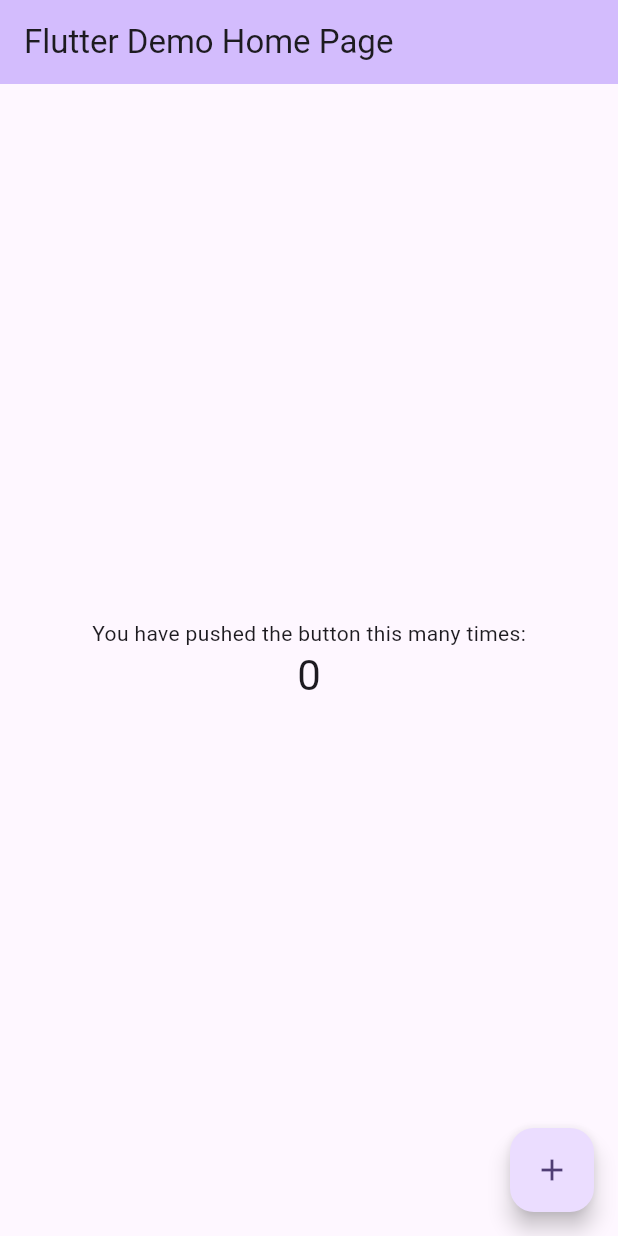
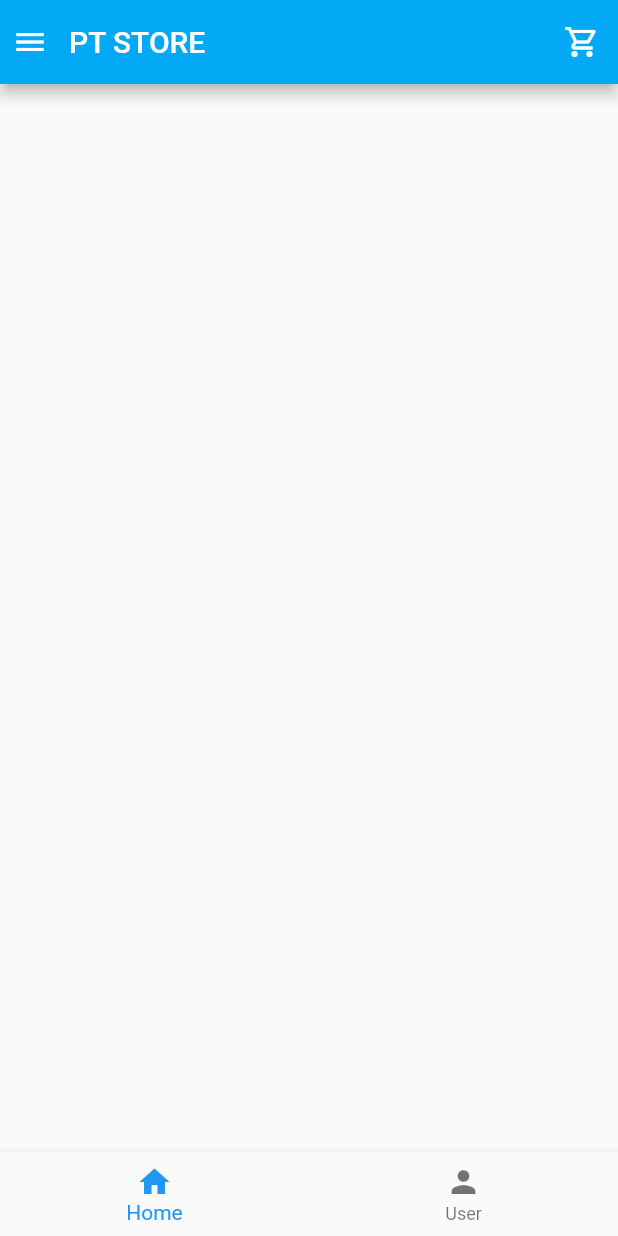
Before and after one commit to tai24112003/appptstore, a Flutter app: the screen it shows after launch, on a phone screen of 412 x 824 dp. Run offline on Flutter 3.47's test engine with Material 2 defaults, Android fonts, the phone set to English and light mode, and no system bars.

```diff
--- a/lib/main.dart
+++ b/lib/main.dart
@@ -6,48 +6,21 @@ void main() {
 
 class MyApp extends StatelessWidget {
   const MyApp({super.key});
-
-  // This widget is the root of your application.
   @override
   Widget build(BuildContext context) {
     return MaterialApp(
       title: 'Flutter Demo',
+      debugShowCheckedModeBanner: false,
       theme: ThemeData(
-        // This is the theme of your application.
-        //
-        // TRY THIS: Try running your application with "flutter run". You'll see
-        // the application has a blue toolbar. Then, without quitting the app,
-        // try changing the seedColor in the colorScheme below to Colors.green
-        // and then invoke "hot reload" (save your changes or press the "hot
-        // reload" button in a Flutter-supported IDE, or press "r" if you used
-        // the command line to start the app).
-        //
-        // Notice that the counter didn't reset back to zero; the application
-        // state is not lost during the reload. To reset the state, use hot
-        // restart instead.
-        //
-        // This works for code too, not just values: Most code changes can be
-        // tested with just a hot reload.
-        colorScheme: ColorScheme.fromSeed(seedColor: Colors.deepPurple),
-        useMaterial3: true,
+        primarySwatch: Colors.blue,
       ),
-      home: const MyHomePage(title: 'Flutter Demo Home Page'),
+      home: const MyHomePage(title: ''),
     );
   }
 }
 
 class MyHomePage extends StatefulWidget {
   const MyHomePage({super.key, required this.title});
-
-  // This widget is the home page of your application. It is stateful, meaning
-  // that it has a State object (defined below) that contains fields that affect
-  // how it looks.
-
-  // This class is the configuration for the state. It holds the values (in this
-  // case the title) provided by the parent (in this case the App widget) and
-  // used by the build method of the State. Fields in a Widget subclass are
-  // always marked "final".
-
   final String title;
 
   @override
@@ -55,71 +28,40 @@ class MyHomePage extends StatefulWidget {
 }
 
 class _MyHomePageState extends State<MyHomePage> {
-  int _counter = 0;
-
-  void _incrementCounter() {
-    setState(() {
-      // This call to setState tells the Flutter framework that something has
-      // changed in this State, which causes it to rerun the build method below
-      // so that the display can reflect the updated values. If we changed
-      // _counter without calling setState(), then the build method would not be
-      // called again, and so nothing would appear to happen.
-      _counter++;
-    });
-  }
-
   @override
   Widget build(BuildContext context) {
-    // This method is rerun every time setState is called, for instance as done
-    // by the _incrementCounter method above.
-    //
-    // The Flutter framework has been optimized to make rerunning build methods
-    // fast, so that you can just rebuild anything that needs updating rather
-    // than having to individually change instances of widgets.
     return Scaffold(
       appBar: AppBar(
-        // TRY THIS: Try changing the color here to a specific color (to
-        // Colors.amber, perhaps?) and trigger a hot reload to see the AppBar
-        // change color while the other colors stay the same.
-        backgroundColor: Theme.of(context).colorScheme.inversePrimary,
-        // Here we take the value from the MyHomePage object that was created by
-        // the App.build method, and use it to set our appbar title.
-        title: Text(widget.title),
+        title: const Text(
+          'PT STORE',
+          style: TextStyle(color: Colors.white),
+          textAlign: TextAlign.left,
+        ),
+        backgroundColor: Colors.lightBlue,
+        leadingWidth: 30,
+        leading: IconButton(
+          icon: const Icon(Icons.menu),
+          onPressed: () {},
+        ),
+        actions: [
+          IconButton(
+            icon: const Icon(Icons.shopping_cart_outlined),
+            onPressed: () {},
+          ),
+        ],
       ),
-      body: Center(
-        // Center is a layout widget. It takes a single child and positions it
-        // in the middle of the parent.
-        child: Column(
-          // Column is also a layout widget. It takes a list of children and
-          // arranges them vertically. By default, it sizes itself to fit its
-          // children horizontally, and tries to be as tall as its parent.
-          //
-          // Column has various properties to control how it sizes itself and
-          // how it positions its children. Here we use mainAxisAlignment to
-          // center the children vertically; the main axis here is the vertical
-          // axis because Columns are vertical (the cross axis would be
-          // horizontal).
-          //
-          // TRY THIS: Invoke "debug painting" (choose the "Toggle Debug Paint"
-          // action in the IDE, or press "p" in the console), to see the
-          // wireframe for each widget.
-          mainAxisAlignment: MainAxisAlignment.center,
-          children: <Widget>[
-            const Text(
-              'You have pushed the button this many times:',
-            ),
-            Text(
-              '$_counter',
-              style: Theme.of(context).textTheme.headlineMedium,
-            ),
-          ],
+      bottomNavigationBar: BottomNavigationBar(items: const [
+        BottomNavigationBarItem(
+          icon: Icon(Icons.home),
+          label: 'Home',
+          backgroundColor: Colors.lightBlue,
         ),
-      ),
-      floatingActionButton: FloatingActionButton(
-        onPressed: _incrementCounter,
-        tooltip: 'Increment',
-        child: const Icon(Icons.add),
-      ), // This trailing comma makes auto-formatting nicer for build methods.
+        BottomNavigationBarItem(
+          icon: Icon(Icons.person),
+          label: 'User',
+          backgroundColor: Colors.lightBlue,
+        ),
+      ]),
     );
   }
 }
--- a/pubspec.yaml
+++ b/pubspec.yaml
@@ -19,7 +19,7 @@ publish_to: 'none' # Remove this line if you wish to publish to pub.dev
 version: 1.0.0+1
 
 environment:
-  sdk: '>=3.1.2 <4.0.0'
+  sdk: '>=2.19.6 <4.0.0'
 
 # Dependencies specify other packages that your package needs in order to work.
 # To automatically upgrade your package dependencies to the latest versions
```
Also changed, not shown: lib/profile.dart (added), pubspec.lock, 1 other file.
